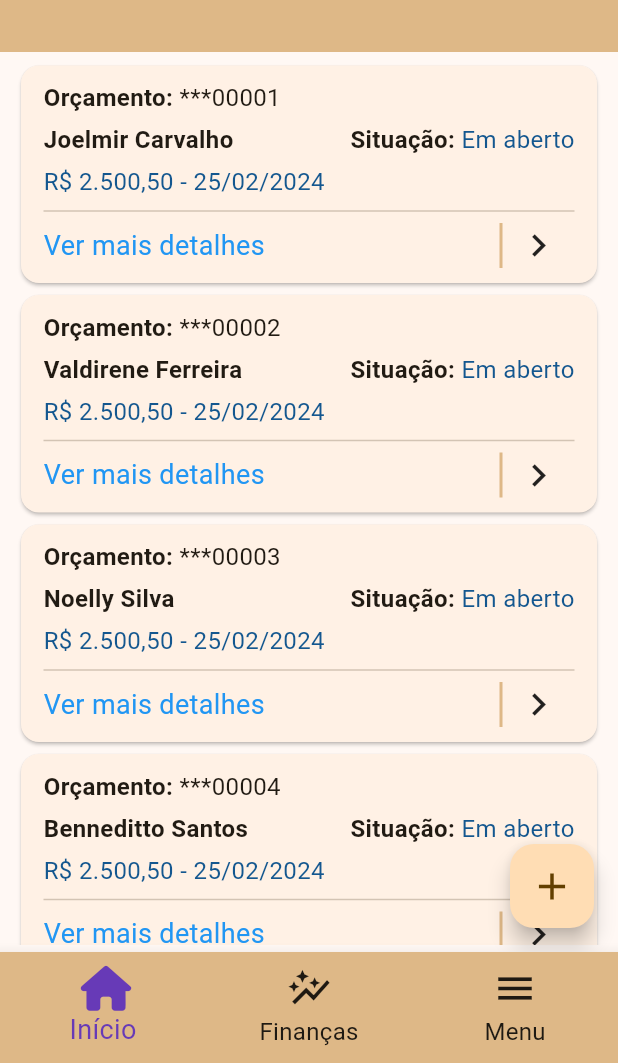
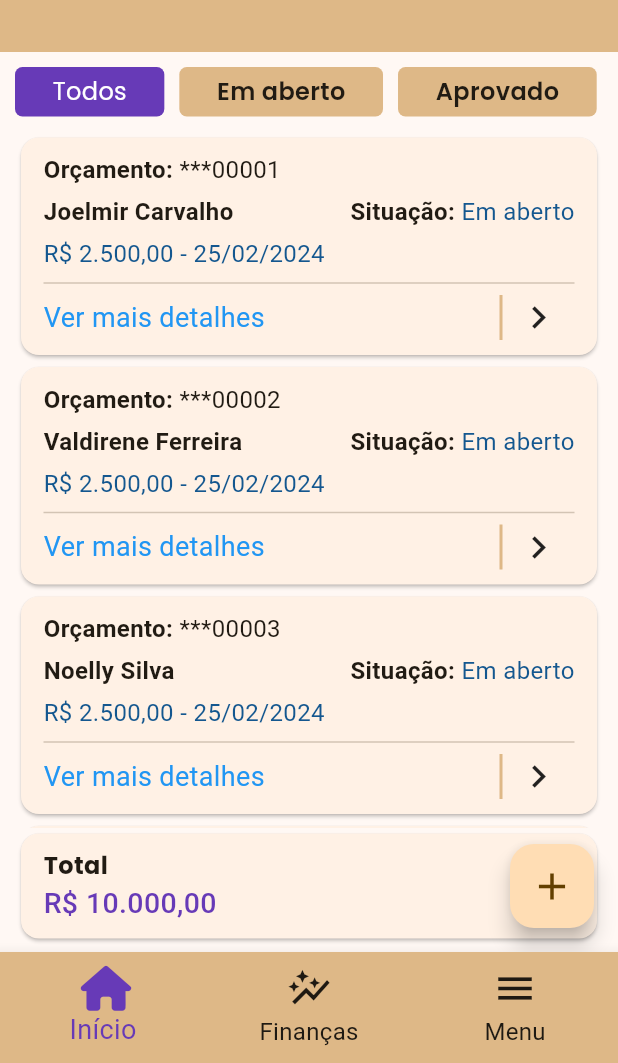
Before and after one commit to Jo-Analyst/js-budget, a Flutter app: the screen it shows after launch, after a tap on the "keyboard arrow right" icon, on a phone screen of 412 x 824 dp, the part 173-1236 px from its top. Run offline on Flutter 3.47's test engine with Material 3 defaults, Android fonts, the light colour scheme and no system bars; our stand-ins replace font_awesome_flutter, sqflite; accounts and stored records are empty; Roboto replaces fonts that are missing (Anta).

Commit message:
incrementado widget para filtragem

```diff
--- a/lib/src/pages/finance/finance_page.dart
+++ b/lib/src/pages/finance/finance_page.dart
@@ -1,5 +1,6 @@
 import 'package:flutter/material.dart';
 import 'package:js_budget/src/pages/home/widgets/finacial_last.widget.dart';
+import 'package:js_budget/src/pages/widgets/more_details_widget.dart';
 import 'package:js_budget/src/themes/light_theme.dart';
 
 class FinancePage extends StatelessWidget {
@@ -41,7 +42,7 @@ class FinancePage extends StatelessWidget {
                       text: '2024',
                       style: TextStyle(fontFamily: 'Anta'),
                     ),
-                  ], style: textTitleSmall),
+                  ], style: textTitleLarge),
                 ),
                 IconButton(
                   onPressed: () {},
@@ -92,7 +93,7 @@ class FinancePage extends StatelessWidget {
                             'Ver mais detalhes',
                             style: TextStyle(
                               color: Colors.blue,
-                              fontSize: textTitleSmall.fontSize,
+                              fontSize: textTitleLarge.fontSize,
                             ),
                           ),
                           GestureDetector(
@@ -164,39 +165,9 @@ class FinancePage extends StatelessWidget {
                       textColor: Colors.deepPurple,
                     ),
                     const Divider(),
-                    Padding(
-                      padding: const EdgeInsets.only(left: 15),
-                      child: Row(
-                        mainAxisAlignment: MainAxisAlignment.spaceBetween,
-                        children: [
-                          Text(
-                            'Ver mais detalhes',
-                            style: TextStyle(
-                              color: Colors.blue,
-                              fontSize: textTitleSmall.fontSize,
-                            ),
-                          ),
-                          GestureDetector(
-                            onTap: () {},
-                            child: Container(
-                              alignment: Alignment.center,
-                              width: 50,
-                              decoration: BoxDecoration(
-                                border: Border(
-                                  left: BorderSide(
-                                    color: theme.primaryColor,
-                                    width: 2,
-                                  ),
-                                ),
-                              ),
-                              child: const Icon(
-                                Icons.keyboard_arrow_right,
-                                size: 30,
-                              ),
-                            ),
-                          )
-                        ],
-                      ),
+                    const Padding(
+                      padding: EdgeInsets.only(left: 15),
+                      child: MoreDetailsWidget(),
                     ),
                   ],
                 ),
--- a/lib/src/pages/home/home_page.dart
+++ b/lib/src/pages/home/home_page.dart
@@ -1,4 +1,5 @@
 import 'package:flutter/material.dart';
+import 'package:js_budget/src/pages/home/widgets/filtering_options_widget.dart';
 import 'package:js_budget/src/pages/widgets/more_details_widget.dart';
 import 'package:js_budget/src/themes/light_theme.dart';
 import 'package:js_budget/src/utils/utils_service.dart';
@@ -14,28 +15,28 @@ class HomePage extends StatelessWidget {
         "id": 1,
         "name": "Joelmir Carvalho",
         "situation": "Em aberto",
-        "value": 2500.5,
+        "value": 2500.0,
         "date": "25/02/2024",
       },
       {
         "id": 2,
         "name": "Valdirene Ferreira",
         "situation": "Em aberto",
-        "value": 2500.5,
+        "value": 2500.0,
         "date": "25/02/2024",
       },
       {
         "id": 3,
         "name": "Noelly Silva",
         "situation": "Em aberto",
-        "value": 2500.5,
+        "value": 2500.0,
         "date": "25/02/2024",
       },
       {
         "id": 4,
         "name": "Benneditto Santos",
         "situation": "Em aberto",
-        "value": 2500.5,
+        "value": 2500.0,
         "date": "25/02/2024",
       },
     ];
@@ -121,16 +122,53 @@ class HomePage extends StatelessWidget {
                   ),
                   Text(
                     'Nenhum orçamento aberto',
-                    style: textTitleSmall,
+                    style: textTitleLarge,
                   ),
                 ],
               ),
             )
           : Padding(
-              padding: const EdgeInsets.symmetric(
-                horizontal: 10,
-                vertical: 5,
+              padding: const EdgeInsets.only(
+                top: 10,
+                left: 10,
+                right: 10,
+                bottom: 5,
               ),
+              child: Column(
+                crossAxisAlignment: CrossAxisAlignment.stretch,
+                children: [
+                  SingleChildScrollView(
+                    scrollDirection: Axis.horizontal,
+                    child: Row(
+                      crossAxisAlignment: CrossAxisAlignment.start,
+                      children: [
+                        const FilteringOptionsWidget(
+                          title: 'Todos',
+                          backgroundColor: Colors.deepPurple,
+                          textColor: Colors.white,
+                        ),
+                        FilteringOptionsWidget(
+                          title: 'Em aberto',
+                          backgroundColor: theme.primaryColor,
+                          fontWeight: FontWeight.w600,
+                        ),
+                        FilteringOptionsWidget(
+                          title: 'Aprovado',
+                          backgroundColor: theme.primaryColor,
+                          fontWeight: FontWeight.w600,
+                        ),
+                        FilteringOptionsWidget(
+                          title: 'Concluído',
+                          backgroundColor: theme.primaryColor,
+                          fontWeight: FontWeight.w600,
+                        ),
+                      ],
+                    ),
+                  ),
+                  const SizedBox(
+                    height: 10,
+                  ),
+                  Expanded(
                     child: ListView.builder(
                       itemCount: budgets.length,
                       itemBuilder: (context, index) {
@@ -151,31 +189,33 @@ class HomePage extends StatelessWidget {
                                       children: [
                                         const TextSpan(
                                           text: 'Orçamento: ',
-                                    style:
-                                        TextStyle(fontWeight: FontWeight.w700),
+                                          style: TextStyle(
+                                              fontWeight: FontWeight.w700),
                                         ),
                                         TextSpan(
                                           text:
                                               '***${budget['id'].toString().padLeft(5, '0')}',
-                                    style: const TextStyle(fontFamily: 'Anta'),
+                                          style: const TextStyle(
+                                              fontFamily: 'Anta'),
                                         ),
                                       ],
                                       style: TextStyle(
-                                  fontSize:
-                                      theme.textTheme.titleSmall!.fontSize,
+                                        fontSize: theme
+                                            .textTheme.titleSmall!.fontSize,
                                       ),
                                     ),
                                   ),
                                 ),
                                 const SizedBox(height: 5),
                                 Row(
-                            mainAxisAlignment: MainAxisAlignment.spaceBetween,
+                                  mainAxisAlignment:
+                                      MainAxisAlignment.spaceBetween,
                                   children: [
                                     Text(
                                       '${budget['name']}',
                                       style: TextStyle(
-                                  fontSize:
-                                      theme.textTheme.titleSmall!.fontSize,
+                                        fontSize: theme
+                                            .textTheme.titleSmall!.fontSize,
                                         fontWeight: FontWeight.w700,
                                       ),
                                     ),
@@ -190,13 +230,14 @@ class HomePage extends StatelessWidget {
                                           TextSpan(
                                             text: budget['situation'],
                                             style: const TextStyle(
-                                        color: Color.fromARGB(255, 20, 87, 143),
+                                              color: Color.fromARGB(
+                                                  255, 20, 87, 143),
                                             ),
                                           ),
                                         ],
                                         style: TextStyle(
-                                    fontSize:
-                                        theme.textTheme.titleSmall!.fontSize,
+                                          fontSize: theme
+                                              .textTheme.titleSmall!.fontSize,
                                         ),
                                       ),
                                     ),
@@ -215,9 +256,11 @@ class HomePage extends StatelessWidget {
                                       ),
                                     ],
                                     style: TextStyle(
-                                fontSize: theme.textTheme.titleSmall!.fontSize,
+                                      fontSize:
+                                          theme.textTheme.titleSmall!.fontSize,
                                       fontFamily: 'Anta',
-                                color: const Color.fromARGB(255, 20, 87, 143),
+                                      color: const Color.fromARGB(
+                                          255, 20, 87, 143),
                                     ),
                                   ),
                                 ),
@@ -228,6 +271,37 @@ class HomePage extends StatelessWidget {
                           ),
                         );
                       },
+                    ),
+                  ),
+                  Card(
+                    child: Padding(
+                      padding: const EdgeInsets.symmetric(
+                          horizontal: 15, vertical: 10),
+                      child: Column(
+                        crossAxisAlignment: CrossAxisAlignment.start,
+                        children: [
+                          const Text(
+                            'Total',
+                            style: TextStyle(
+                              fontFamily: "Poppins",
+                              fontSize: 16,
+                              fontWeight: FontWeight.w700,
+                            ),
+                          ),
+                          Text(
+                            UtilsService.priceToCurrency(10000),
+                            style: const TextStyle(
+                              fontFamily: "Anta",
+                              fontSize: 19,
+                              fontWeight: FontWeight.w500,
+                              color: Colors.deepPurple,
+                            ),
+                          ),
+                        ],
+                      ),
+                    ),
+                  ),
+                ],
               ),
             ),
       floatingActionButtonLocation: FloatingActionButtonLocation.endFloat,
--- /dev/null
+++ b/lib/src/pages/home/widgets/filtering_options_widget.dart
@@ -0,0 +1,41 @@
+// ignore_for_file: public_member_api_docs, sort_constructors_first
+import 'package:flutter/material.dart';
+
+class FilteringOptionsWidget extends StatelessWidget {
+  final String title;
+  final Color? backgroundColor;
+  final Color? textColor;
+  final FontWeight? fontWeight;
+
+  const FilteringOptionsWidget({
+    Key? key,
+    required this.title,
+    this.backgroundColor,
+    this.textColor,
+    this.fontWeight,
+  }) : super(key: key);
+
+  @override
+  Widget build(BuildContext context) {
+    return Container(
+      padding: const EdgeInsets.symmetric(
+        horizontal: 25,
+        vertical: 5,
+      ),
+      margin: const EdgeInsets.only(right: 10),
+      decoration: BoxDecoration(
+        borderRadius: BorderRadius.circular(5),
+        color: backgroundColor,
+      ),
+      child: Text(
+        title,
+        style: TextStyle(
+          fontSize: 16,
+          fontFamily: 'Poppins',
+          color: textColor,
+          fontWeight: fontWeight,
+        ),
+      ),
+    );
+  }
+}
--- a/lib/src/pages/summary/summary_page.dart
+++ b/lib/src/pages/summary/summary_page.dart
@@ -110,7 +110,7 @@ class _SummaryPageState extends State<SummaryPage>
                                           text: '2024',
                                           style: TextStyle(fontFamily: 'Anta'),
                                         ),
-                                      ], style: textTitleSmall),
+                                      ], style: textTitleLarge),
                                     ),
                                     IconButton(
                                       onPressed: () {},
--- a/lib/src/pages/widgets/more_details_widget.dart
+++ b/lib/src/pages/widgets/more_details_widget.dart
@@ -13,7 +13,7 @@ class MoreDetailsWidget extends StatelessWidget {
           'Ver mais detalhes',
           style: TextStyle(
             color: Colors.blue,
-            fontSize: textTitleSmall.fontSize,
+            fontSize: textTitleLarge.fontSize,
           ),
         ),
         GestureDetector(
--- a/lib/src/themes/light_theme.dart
+++ b/lib/src/themes/light_theme.dart
@@ -16,4 +16,5 @@ final lightTheme = ThemeData(
   ),
 );
 
-const textTitleSmall = TextStyle(fontSize: 18);
+const textTitleSmall = TextStyle(fontSize: 16, fontFamily: 'Poppins');
+const textTitleLarge = TextStyle(fontSize: 18, fontFamily: 'Poppins');
```
Lines whose indentation alone changed are shown as unchanged.
